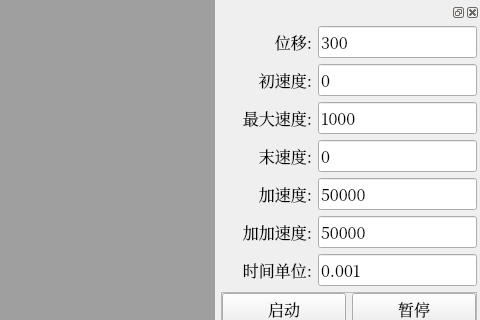
Old version of the form motionPlan/mainwindow.ui in the repository WZ-Ming/motionPlan; both pictures show x 478 to 958 and y 0 to 320 of the 958 by 755 pixel window.
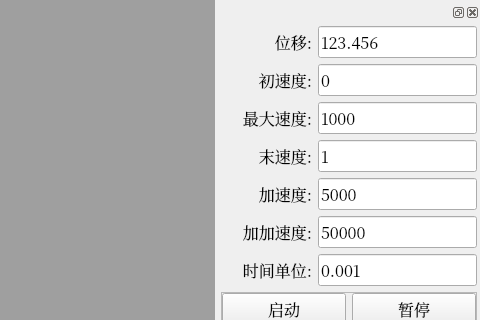
New version of the form.

The edit to the form file:
```diff
--- a/motionPlan/mainwindow.ui
+++ b/motionPlan/mainwindow.ui
@@ -215,7 +215,7 @@
               </font>
              </property>
              <property name="text">
-              <string>300</string>
+              <string>123.456</string>
              </property>
             </widget>
            </item>
@@ -260,7 +260,7 @@
               </sizepolicy>
              </property>
              <property name="text">
-              <string>0</string>
+              <string>1</string>
              </property>
             </widget>
            </item>
@@ -279,7 +279,7 @@
               </font>
              </property>
              <property name="text">
-              <string>50000</string>
+              <string>5000</string>
              </property>
             </widget>
            </item>
```
